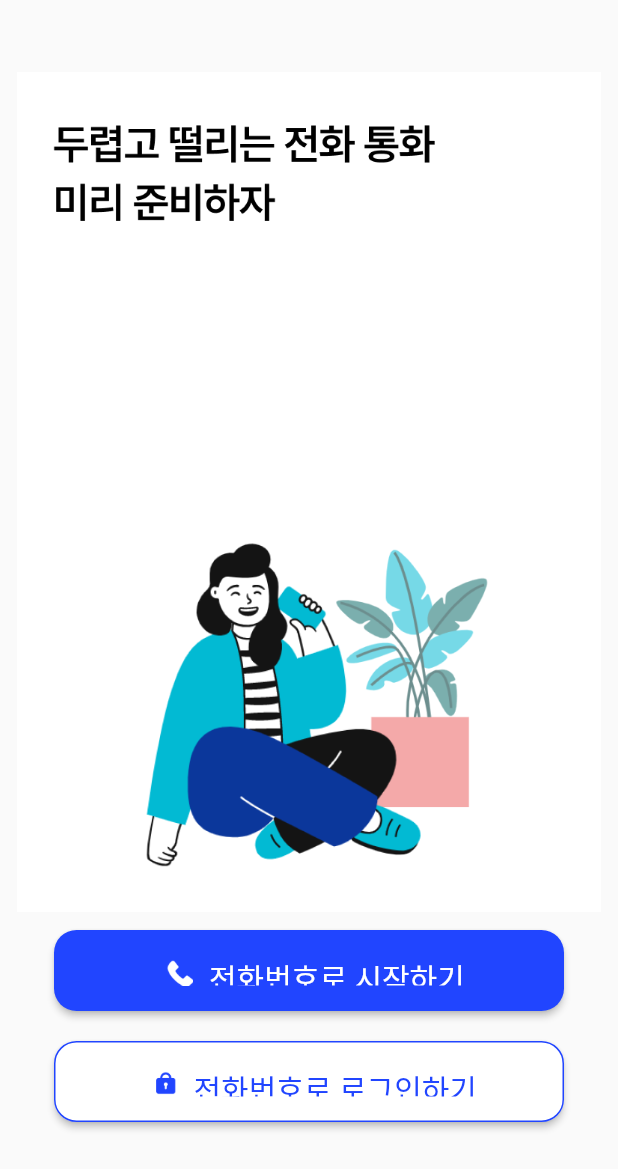
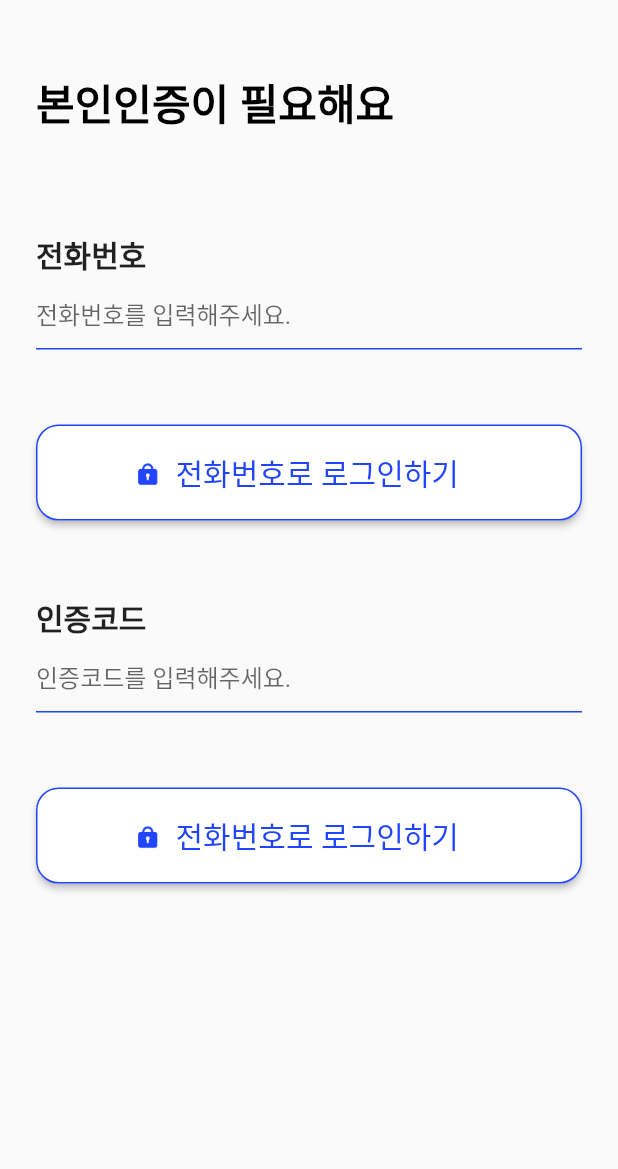
Before and after one commit to Club-PARD/Team-Appsolutely, a Flutter app: the screen it shows after launch, after a tap on "전화번호로 로그인하기", on a phone screen of 412 x 824 dp. Shown: the top 1169 px of the screen. Run offline on Flutter 3.47's test engine with Material 2 defaults, Android fonts, the phone set to English and light mode, and no system bars; drawn by our look-alikes of carousel_slider; our stand-ins replace animated_splash_screen, cloud_firestore, firebase_auth, firebase_core, flutter_screenutil, google_fonts and 2 more; accounts and stored records are empty; Roboto replaces fonts that are missing (Pretendard).

Commit message:
phone login connect

```diff
--- a/lib/Screen/Join/Join.dart
+++ b/lib/Screen/Join/Join.dart
@@ -1,21 +1,20 @@
 import 'package:flutter/material.dart';
-import 'package:flutter/src/widgets/framework.dart';
-import 'package:flutter/src/widgets/placeholder.dart';
 
 import '../../utils/app_text_styles.dart';
+import '../../utils/widget.dart';
 
 class Join1 extends StatefulWidget {
-   Join1({super.key});
+  const Join1({super.key});
 
   @override
   State<Join1> createState() => _Join1State();
-
 }
 
 class _Join1State extends State<Join1> {
-      final namecontroller = TextEditingController();
-    final registNumcontroller = TextEditingController();
-    final PhoNumcontroller = TextEditingController();
+  final namecontroller = TextEditingController();
+  final registNumcontroller = TextEditingController();
+  final PhoNumcontroller = TextEditingController();
+
   @override
   Widget build(BuildContext context) {
     return Scaffold(
@@ -24,30 +23,13 @@ class _Join1State extends State<Join1> {
         child: Column(
           crossAxisAlignment: CrossAxisAlignment.start,
           children: [
-             Text('본인인증이 필요해요',style: Title2Style(color:Colors.black)),
-             SizedBox(height: 66),
-             Text('이름',style: Title5Style()),
-             _TextField('이름을 입력해주세요.',namecontroller),
-              SizedBox(height: 50),
-              Text('주민등록번호',style: Title5Style()),
-          ]
-        ),
-      ),
-    );
-  }
-  Widget _TextField(_contents,_controller){
-    return TextFormField(
-      controller: _controller,
-      decoration: InputDecoration(
-        hintText: _contents,
-        enabledBorder: UnderlineInputBorder(
-          borderSide: BorderSide(color: Color(0XFF2145FF)),
-        ),
-        focusedBorder: UnderlineInputBorder(
-          borderSide: BorderSide(color: Color(0XFF2145FF)),
-        ),
-        border: UnderlineInputBorder(
-          borderSide: BorderSide(color: Color(0XFF2145FF)),
+            Text('본인인증이 필요해요', style: Title2Style(color: Colors.black)),
+            const SizedBox(height: 66),
+            Text('이름', style: Title5Style()),
+            MyTextField(contents: '이름을 입력해주세요.', controller: namecontroller),
+            const SizedBox(height: 50),
+            Text('주민등록번호', style: Title5Style()),
+          ],
         ),
       ),
     );
--- a/lib/Screen/LoginPage.dart
+++ b/lib/Screen/LoginPage.dart
@@ -1,11 +1,10 @@
 import 'package:appsolutely/Screen/Join/Join.dart';
+import 'package:appsolutely/Screen/otp.dart';
 import 'package:appsolutely/service/auth_service.dart';
 import 'package:appsolutely/utils/app_text_styles.dart';
 import 'package:flutter/material.dart';
 import 'package:provider/provider.dart';
 import 'package:carousel_slider/carousel_slider.dart';
-
-import 'home.dart';
 
 class LoginPage extends StatefulWidget {
   const LoginPage({super.key});
@@ -31,7 +30,7 @@ class _LoginPageState extends State<LoginPage> {
           body: Column(
             children: [
               Padding(
-                padding: EdgeInsets.fromLTRB(0, 48, 0, 52),
+                padding: const EdgeInsets.fromLTRB(0, 48, 0, 52),
                 child: Column(
                   children: [
                     // CarouselSlider.builder(
@@ -100,7 +99,7 @@ class _LoginPageState extends State<LoginPage> {
                     //   },
                     //   child: Text('구글 로그인 잠시 임시용'),
                     // ),
-                    SizedBox(height: 12),
+                    const SizedBox(height: 12),
                     SizedBox(
                       height: 54,
                       width: 340,
@@ -110,62 +109,79 @@ class _LoginPageState extends State<LoginPage> {
                             Navigator.push(
                               context,
                               MaterialPageRoute(
-                                  builder: (context) => Join1()), // 회원가입 페이지로 가기
+                                  builder: (context) =>
+                                      const Join1()), // 회원가입 페이지로 가기
                             );
                           },
+                          style: ElevatedButton.styleFrom(
+                              foregroundColor: Colors.white,
+                              backgroundColor: const Color(0XFF2145FF),
+                              shape: RoundedRectangleBorder(
+                                  borderRadius: BorderRadius.circular(15)),
+                              padding:
+                                  const EdgeInsets.fromLTRB(75, 17, 75, 17)),
                           child: Row(
                             children: [
                               Padding(
                                 padding: const EdgeInsets.only(top: 3),
-                                child: Image.asset('assets/img/call.png',height: 18.33,width: 18.33,),
-                              ),
-                              SizedBox(width: 10,),
-                               Text('전화번호로 시작하기',style: Title4Style(color: Colors.white)),
-                            ],
-                          ),
-                          style: ElevatedButton.styleFrom(
-                             foregroundColor: Colors.white,
-                             backgroundColor: Color(0XFF2145FF),
-                             shape: RoundedRectangleBorder(
-                               borderRadius: BorderRadius.circular(15)
-                             ),
-                             padding: EdgeInsets.fromLTRB(75, 17, 75, 17)
-                          )
+                                child: Image.asset(
+                                  'assets/img/call.png',
+                                  height: 18.33,
+                                  width: 18.33,
                                 ),
                               ),
-                    SizedBox(height: 20,),
+                              const SizedBox(
+                                width: 10,
+                              ),
+                              Text('전화번호로 시작하기',
+                                  style: Title4Style(color: Colors.white)),
+                            ],
+                          )),
+                    ),
+                    const SizedBox(
+                      height: 20,
+                    ),
                     SizedBox(
                       height: 54,
                       width: 340,
                       child: ElevatedButton(
                           onPressed: () {
-
+                            Navigator.push(
+                              context,
+                              MaterialPageRoute(
+                                  builder: (context) =>
+                                      const Join2()), // 회원가입 페이지로 가기
+                            );
                           },
+                          style: ElevatedButton.styleFrom(
+                            foregroundColor: const Color(0XFF2145FF),
+                            backgroundColor: Colors.white,
+                            shape: RoundedRectangleBorder(
+                                borderRadius: BorderRadius.circular(15)),
+                            padding: const EdgeInsets.fromLTRB(66, 17, 66, 17),
+                            side: const BorderSide(
+                                width: 1.0, color: Color(0XFF2145FF)),
+                          ),
                           child: Row(
                             children: [
                               Column(
                                 children: [
-                                   SizedBox(height: 3),
-                                   Image.asset('assets/img/Lock.png',height: 17,width: 17,),
+                                  const SizedBox(height: 3),
+                                  Image.asset(
+                                    'assets/img/Lock.png',
+                                    height: 17,
+                                    width: 17,
+                                  ),
                                 ],
                               ),
-                               SizedBox(width: 10,),
-                               Text('전화번호로 로그인하기',style: Title4Style(color: Color(0XFF2145FF))),
+                              const SizedBox(
+                                width: 10,
+                              ),
+                              Text('전화번호로 로그인하기',
+                                  style: Title4Style(
+                                      color: const Color(0XFF2145FF))),
                             ],
-                          ),
-                          style: ElevatedButton.styleFrom(
-                             foregroundColor: Color(0XFF2145FF),
-                             backgroundColor: Colors.white,
-                             shape: RoundedRectangleBorder(
-                               borderRadius: BorderRadius.circular(15)
-                             ),
-                             padding: EdgeInsets.fromLTRB(66, 17, 66, 17),
-                             side: const BorderSide(
-                               width: 1.0,
-                              color: Color(0XFF2145FF)
-                             ),
-                          )
-                        ),
+                          )),
                     )
                   ],
                 ),
--- a/lib/Screen/home.dart
+++ b/lib/Screen/home.dart
@@ -76,7 +76,7 @@ class _HomePageState extends State<HomePage> {
                     ),
                   );
                 },
-                child: Text(
+                child: const Text(
                   '로그아웃',
                 ),
               ),
--- /dev/null
+++ b/lib/Screen/otp.dart
@@ -0,0 +1,91 @@
+import 'package:appsolutely/Screen/home.dart';
+import 'package:appsolutely/service/auth_service.dart';
+import 'package:appsolutely/utils/widget.dart';
+import 'package:flutter/material.dart';
+import 'package:provider/provider.dart';
+
+import '../utils/app_text_styles.dart';
+
+class Join2 extends StatefulWidget {
+  const Join2({super.key});
+
+  @override
+  State<Join2> createState() => _Join2State();
+}
+
+class _Join2State extends State<Join2> {
+  final PhoNumcontroller = TextEditingController();
+  final otpController = TextEditingController();
+
+  @override
+  Widget build(BuildContext context) {
+    return Consumer<AuthService>(
+      builder: (context, authService, _) {
+        return Scaffold(
+          body: Padding(
+            padding: const EdgeInsets.symmetric(horizontal: 24, vertical: 48),
+            child: Column(
+              crossAxisAlignment: CrossAxisAlignment.start,
+              children: [
+                Text('본인인증이 필요해요', style: Title2Style(color: Colors.black)),
+                const SizedBox(height: 66),
+                Text('전화번호', style: Title5Style()),
+                MyTextField(
+                    contents: '전화번호를 입력해주세요.', controller: PhoNumcontroller),
+                const SizedBox(height: 50),
+                LoginButton(
+                  pressed: () {
+                    authService.signInWithPhoneNumber(
+                      phone: PhoNumcontroller.text,
+                      onSuccess: () {
+                        //  로그인 성공
+                        ScaffoldMessenger.of(context)
+                            .showSnackBar(const SnackBar(
+                          content: Text("로그인 성공"),
+                        ));
+                      },
+                      onError: (err) {
+                        ScaffoldMessenger.of(context).showSnackBar(SnackBar(
+                          content: Text(err),
+                        ));
+                      },
+                    );
+                  },
+                ),
+                const SizedBox(height: 50),
+                Text('인증코드', style: Title5Style()),
+                MyTextField(
+                    contents: '인증코드를 입력해주세요.', controller: otpController),
+                const SizedBox(height: 50),
+                LoginButton(
+                  pressed: () {
+                    authService.checkPINCode(
+                      code: otpController.text,
+                      onSuccess: () {
+                        //  로그인 성공
+                        ScaffoldMessenger.of(context)
+                            .showSnackBar(const SnackBar(
+                          content: Text("로그인 성공"),
+                        ));
+                        Navigator.push(
+                          context,
+                          MaterialPageRoute(
+                              builder: (context) => const HomePage()),
+                        );
+                      },
+                      onError: (err) {
+                        ScaffoldMessenger.of(context).showSnackBar(SnackBar(
+                          content: Text(err),
+                        ));
+                      },
+                    );
+                  },
+                ),
+              ],
+            ),
+          ),
+        );
+      },
+    );
+  }
+}
--- a/lib/service/auth_service.dart
+++ b/lib/service/auth_service.dart
@@ -38,9 +38,7 @@ class AuthService extends ChangeNotifier {
             'uid': user.uid,
             'url': user.photoURL,
             'name': user.displayName,
-          }).whenComplete(() => {
-            print('저장 완료')
-          });
+          }).whenComplete(() => {print('저장 완료')});
         }
       });
 
--- a/lib/utils/widget.dart
+++ b/lib/utils/widget.dart
@@ -0,0 +1,75 @@
+import 'package:flutter/material.dart';
+
+import 'app_text_styles.dart';
+
+class MyTextField extends StatelessWidget {
+  final String contents;
+  final TextEditingController controller;
+
+  const MyTextField({
+    super.key,
+    required this.contents,
+    required this.controller,
+  });
+
+  @override
+  Widget build(BuildContext context) {
+    return TextFormField(
+      controller: controller,
+      decoration: InputDecoration(
+        hintText: contents,
+        enabledBorder: const UnderlineInputBorder(
+          borderSide: BorderSide(color: Color(0XFF2145FF)),
+        ),
+        focusedBorder: const UnderlineInputBorder(
+          borderSide: BorderSide(color: Color(0XFF2145FF)),
+        ),
+        border: const UnderlineInputBorder(
+          borderSide: BorderSide(color: Color(0XFF2145FF)),
+        ),
+      ),
+    );
+  }
+}
+
+class LoginButton extends StatelessWidget {
+  final void Function() pressed;
+
+  const LoginButton({
+    super.key,
+    required this.pressed,
+  });
+
+  @override
+  Widget build(BuildContext context) {
+    return ElevatedButton(
+      onPressed: pressed,
+      style: ElevatedButton.styleFrom(
+        foregroundColor: const Color(0XFF2145FF),
+        backgroundColor: Colors.white,
+        shape: RoundedRectangleBorder(borderRadius: BorderRadius.circular(15)),
+        padding: const EdgeInsets.fromLTRB(66, 17, 66, 17),
+        side: const BorderSide(width: 1.0, color: Color(0XFF2145FF)),
+      ),
+      child: Row(
+        children: [
+          Column(
+            children: [
+              const SizedBox(height: 3),
+              Image.asset(
+                'assets/img/Lock.png',
+                height: 17,
+                width: 17,
+              ),
+            ],
+          ),
+          const SizedBox(width: 10),
+          Text(
+            '전화번호로 로그인하기',
+            style: Title4Style(color: const Color(0XFF2145FF)),
+          ),
+        ],
+      ),
+    );
+  }
+}
```
Also changed, not shown: lib/Screen/login잠시 사용 정지.dart (+16 -16 lines), lib/app.dart (+5 -5 lines), 1 other file. Lines whose indentation alone changed are shown as unchanged.
